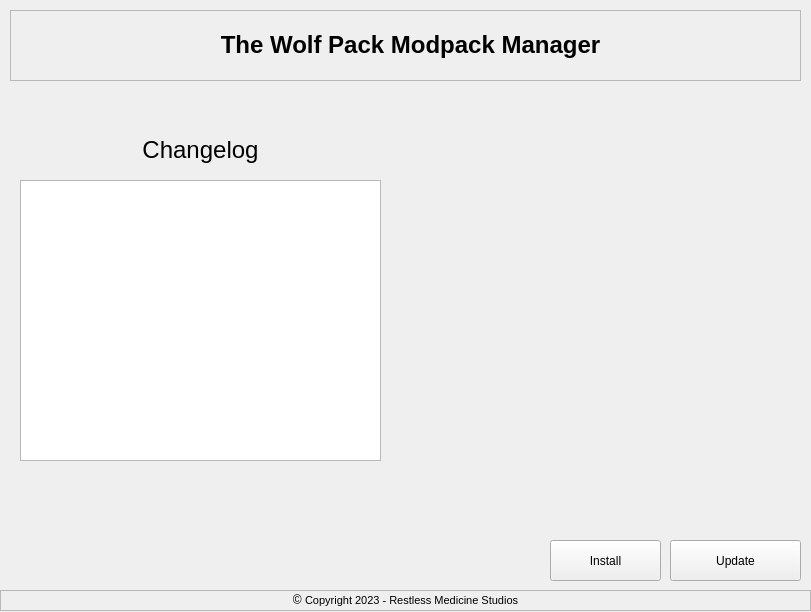
Old version of the form src/mainwindow.ui in the repository m-riley04/LethalCompanyModpackInstaller.
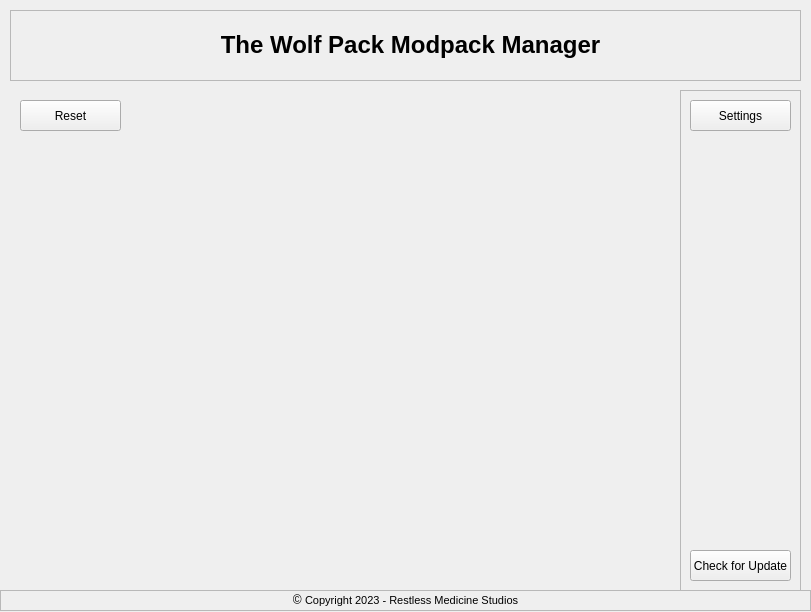
New version of the form. The open tabs and pages were chosen to show the change.

The edit to the form file:
```diff
--- a/src/mainwindow.ui
+++ b/src/mainwindow.ui
@@ -705,54 +705,76 @@
        </property>
       </widget>
      </widget>
-     <widget class="QPushButton" name="btn_update">
+     <widget class="QStackedWidget" name="stack_home">
       <property name="geometry">
        <rect>
-        <x>660</x>
-        <y>530</y>
-        <width>131</width>
-        <height>41</height>
+        <x>0</x>
+        <y>80</y>
+        <width>671</width>
+        <height>431</height>
        </rect>
       </property>
-      <property name="text">
-       <string>Update</string>
+      <property name="currentIndex">
+       <number>1</number>
       </property>
+      <widget class="QWidget" name="page_index"/>
+      <widget class="QWidget" name="page_settings">
+       <widget class="QPushButton" name="btn_reset">
+        <property name="geometry">
+         <rect>
+          <x>10</x>
+          <y>10</y>
+          <width>101</width>
+          <height>31</height>
+         </rect>
+        </property>
+        <property name="text">
+         <string>Reset</string>
+        </property>
+       </widget>
+      </widget>
      </widget>
-     <widget class="QPushButton" name="btn_install">
+     <widget class="QFrame" name="frame_homeNavigation">
       <property name="geometry">
        <rect>
-        <x>540</x>
-        <y>530</y>
-        <width>111</width>
-        <height>41</height>
+        <x>670</x>
+        <y>80</y>
+        <width>121</width>
+        <height>501</height>
        </rect>
       </property>
-      <property name="text">
-       <string>Install</string>
+      <property name="frameShape">
+       <enum>QFrame::StyledPanel</enum>
       </property>
-     </widget>
-     <widget class="QTextBrowser" name="textBrowser">
-      <property name="geometry">
-       <rect>
-        <x>10</x>
-        <y>170</y>
-        <width>361</width>
-        <height>281</height>
-       </rect>
+      <property name="frameShadow">
+       <enum>QFrame::Raised</enum>
       </property>
-     </widget>
-     <widget class="QLabel" name="label_2">
-      <property name="geometry">
-       <rect>
-        <x>10</x>
-        <y>120</y>
-        <width>361</width>
-        <height>41</height>
-       </rect>
-      </property>
-      <property name="text">
-       <string>&lt;html&gt;&lt;head/&gt;&lt;body&gt;&lt;p align=&quot;center&quot;&gt;&lt;span style=&quot; font-size:18pt;&quot;&gt;Changelog&lt;/span&gt;&lt;/p&gt;&lt;/body&gt;&lt;/html&gt;</string>
-      </property>
+      <widget class="QPushButton" name="btn_settings">
+       <property name="geometry">
+        <rect>
+         <x>10</x>
+         <y>10</y>
+         <width>101</width>
+         <height>31</height>
+        </rect>
+       </property>
+       <property name="text">
+        <string>Settings</string>
+       </property>
+      </widget>
+      <widget class="QPushButton" name="btn_update">
+       <property name="geometry">
+        <rect>
+         <x>10</x>
+         <y>460</y>
+         <width>101</width>
+         <height>31</height>
+        </rect>
+       </property>
+       <property name="text">
+        <string>Check for Update</string>
+       </property>
+      </widget>
      </widget>
     </widget>
    </widget>
```
Left out of the diff: 42 changed lines with no effect on the pictures.
